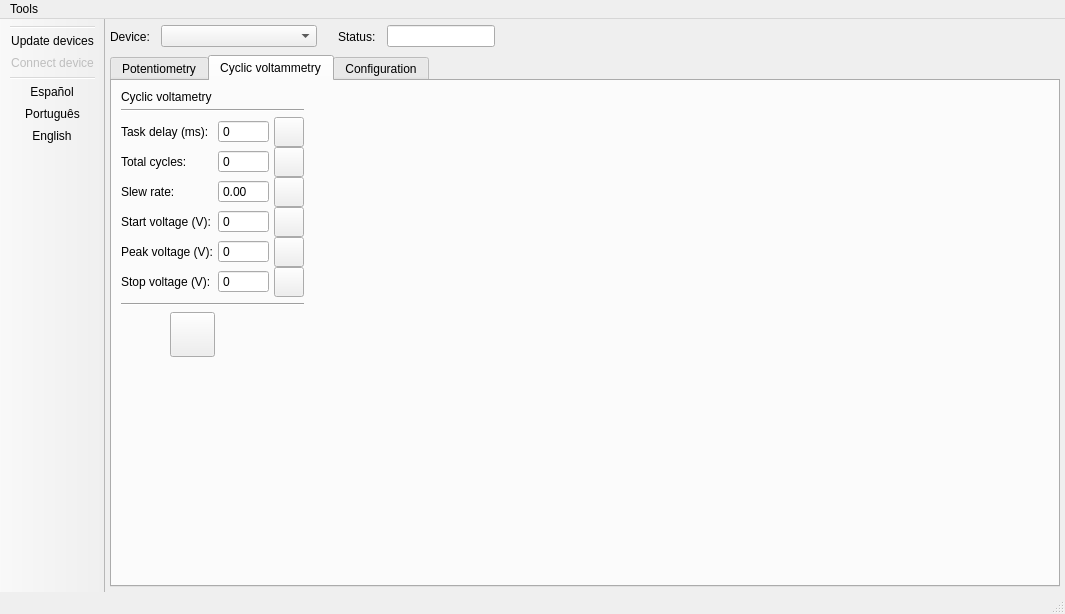
Above: app/resources/ui/mainWindow.ui from Jaimead7/Potentiostat before the change. Below: the same form after it.
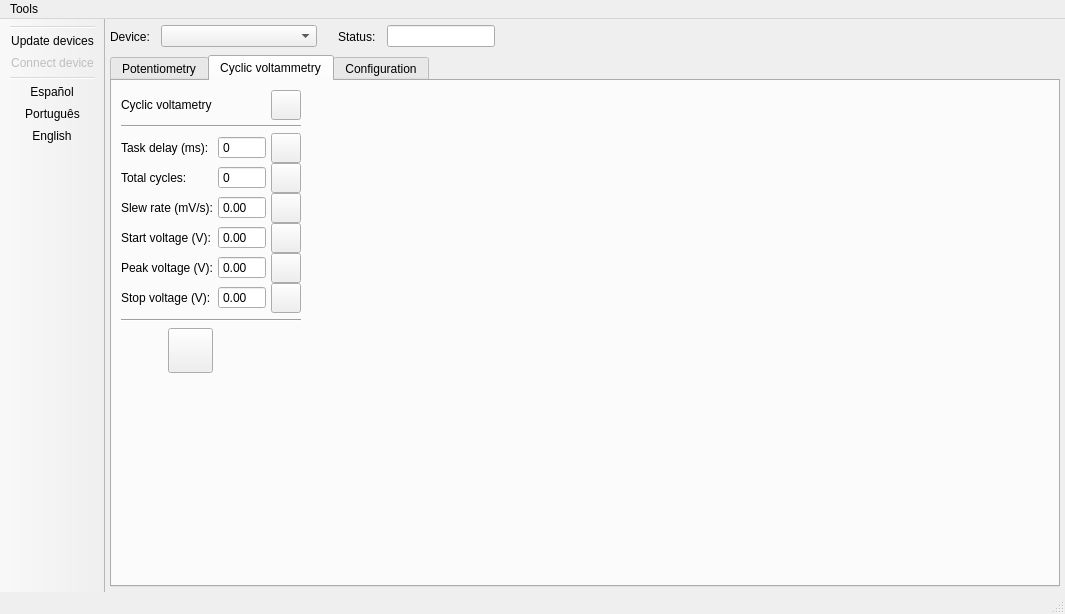
That is the form after the change. The open tabs and pages were chosen to show the change. Icons and pictures are not drawn.

The edit to the form file:
```diff
--- a/app/resources/ui/mainWindow.ui
+++ b/app/resources/ui/mainWindow.ui
@@ -516,11 +516,50 @@
              <number>5</number>
             </property>
             <item>
-             <widget class="QLabel" name="sensor2Label">
-              <property name="text">
-               <string>Cyclic voltametry</string>
-              </property>
-             </widget>
+             <layout class="QHBoxLayout" name="horizontalLayout_5">
+              <item>
+               <widget class="QLabel" name="sensor2Label">
+                <property name="text">
+                 <string>Cyclic voltametry</string>
+                </property>
+               </widget>
+              </item>
+              <item>
+               <widget class="QPushButton" name="cvTDButton_2">
+                <property name="minimumSize">
+                 <size>
+                  <width>30</width>
+                  <height>30</height>
+                 </size>
+                </property>
+                <property name="maximumSize">
+                 <size>
+                  <width>30</width>
+                  <height>30</height>
+                 </size>
+                </property>
+                <property name="cursor">
+                 <cursorShape>PointingHandCursor</cursorShape>
+                </property>
+                <property name="focusPolicy">
+                 <enum>Qt::ClickFocus</enum>
+                </property>
+                <property name="text">
+                 <string/>
+                </property>
+                <property name="icon">
+                 <iconset resource="../qrc/uiResources.qrc">
+                  <normaloff>:/icons/sendIcon</normaloff>:/icons/sendIcon</iconset>
+                </property>
+                <property name="iconSize">
+                 <size>
+                  <width>30</width>
+                  <height>30</height>
+                 </size>
+                </property>
+               </widget>
+              </item>
+             </layout>
             </item>
             <item>
              <widget class="Line" name="line_4">
@@ -543,17 +582,7 @@
                  <enum>QAbstractSpinBox::NoButtons</enum>
                 </property>
                 <property name="maximum">
-                 <number>1000</number>
-                </property>
-               </widget>
-              </item>
-              <item row="3" column="1">
-               <widget class="QSpinBox" name="cvStartVValue">
-                <property name="buttonSymbols">
-                 <enum>QAbstractSpinBox::NoButtons</enum>
-                </property>
-                <property name="maximum">
-                 <number>100000</number>
+                 <number>100</number>
                 </property>
                </widget>
               </item>
@@ -608,7 +637,7 @@
                  <enum>QAbstractSpinBox::NoButtons</enum>
                 </property>
                 <property name="maximum">
-                 <double>10.000000000000000</double>
+                 <double>999.000000000000000</double>
                 </property>
                 <property name="singleStep">
                  <double>0.010000000000000</double>
@@ -625,7 +654,7 @@
               <item row="2" column="0">
                <widget class="QLabel" name="label_12">
                 <property name="text">
-                 <string>Slew rate:</string>
+                 <string>Slew rate (mV/s):</string>
                 </property>
                </widget>
               </item>
@@ -783,16 +812,6 @@
                 </property>
                </widget>
               </item>
-              <item row="5" column="1">
-               <widget class="QSpinBox" name="cvStopVValue">
-                <property name="buttonSymbols">
-                 <enum>QAbstractSpinBox::NoButtons</enum>
-                </property>
-                <property name="maximum">
-                 <number>100000</number>
-                </property>
-               </widget>
-              </item>
               <item row="1" column="0">
                <widget class="QLabel" name="label_10">
                 <property name="text">
@@ -807,16 +826,6 @@
                 </property>
                </widget>
               </item>
-              <item row="4" column="1">
-               <widget class="QSpinBox" name="cvPVValue">
-                <property name="buttonSymbols">
-                 <enum>QAbstractSpinBox::NoButtons</enum>
-                </property>
-                <property name="maximum">
-                 <number>100000</number>
-                </property>
-               </widget>
-              </item>
               <item row="4" column="2">
                <widget class="QPushButton" name="cvPVButton">
                 <property name="minimumSize">
@@ -852,6 +861,54 @@
                 </property>
                </widget>
               </item>
+              <item row="3" column="1">
+               <widget class="QDoubleSpinBox" name="cvStartVValue">
+                <property name="buttonSymbols">
+                 <enum>QAbstractSpinBox::NoButtons</enum>
+                </property>
+                <property name="minimum">
+                 <double>-9.000000000000000</double>
+                </property>
+                <property name="maximum">
+                 <double>9.000000000000000</double>
+                </property>
+                <property name="singleStep">
+                 <double>0.010000000000000</double>
+                </property>
+               </widget>
+              </item>
+              <item row="4" column="1">
+               <widget class="QDoubleSpinBox" name="cvPVValue">
+                <property name="buttonSymbols">
+                 <enum>QAbstractSpinBox::NoButtons</enum>
+                </property>
+                <property name="minimum">
+                 <double>-9.000000000000000</double>
+                </property>
+                <property name="maximum">
+                 <double>9.000000000000000</double>
+                </property>
+                <property name="singleStep">
+                 <double>0.010000000000000</double>
+                </property>
+               </widget>
+              </item>
+              <item row="5" column="1">
+               <widget class="QDoubleSpinBox" name="cvStopVValue">
+                <property name="buttonSymbols">
+                 <enum>QAbstractSpinBox::NoButtons</enum>
+                </property>
+                <property name="minimum">
+                 <double>-9.000000000000000</double>
+                </property>
+                <property name="maximum">
+                 <double>9.000000000000000</double>
+                </property>
+                <property name="singleStep">
+                 <double>0.010000000000000</double>
+                </property>
+               </widget>
+              </item>
              </layout>
             </item>
            </layout>
```
Left out of the diff: 92 changed lines with no effect on the pictures.
